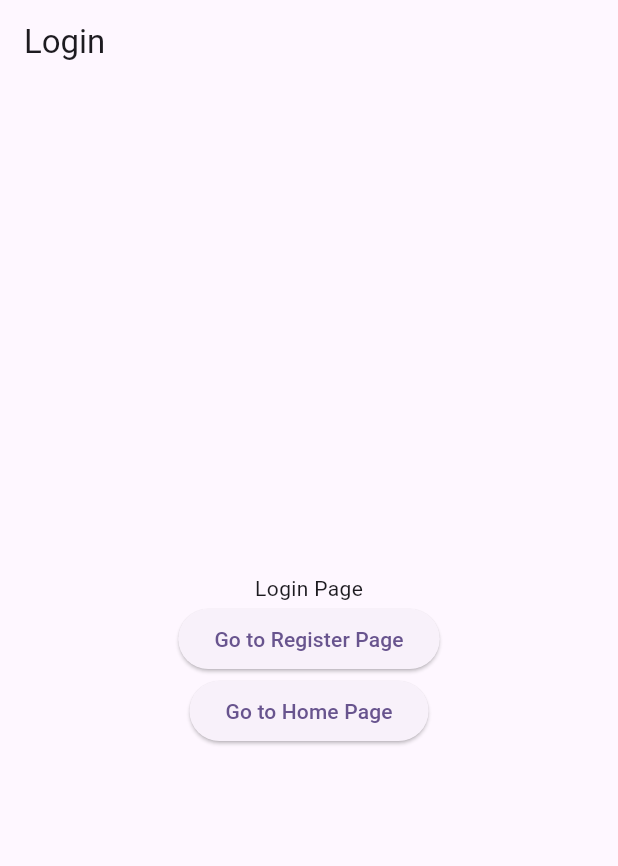
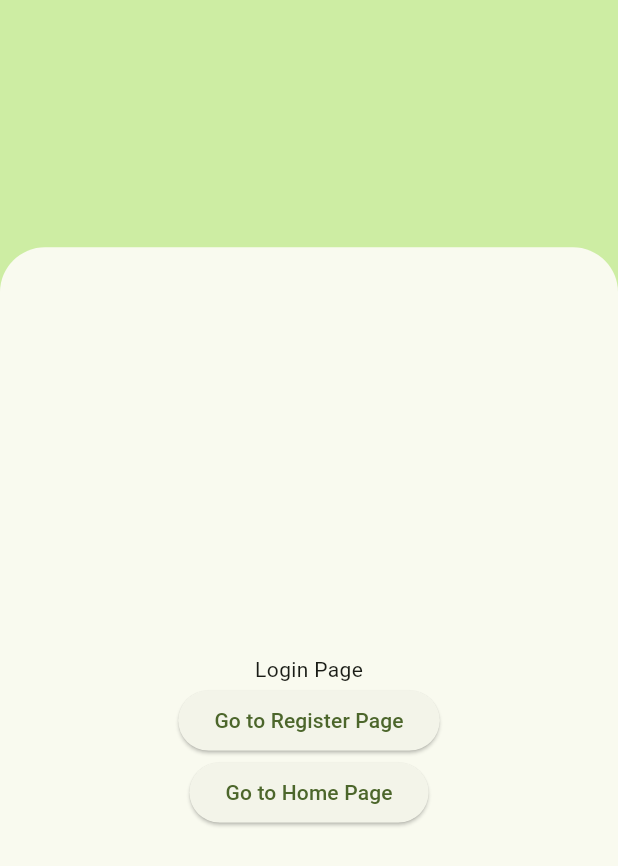
Before and after one commit to roswer13/verbsnap, a Flutter app: the screen it shows after launch, on a phone screen of 412 x 824 dp. Shown: the top 866 px of the screen. Run offline on Flutter 3.47's test engine with Material 3 defaults, Android fonts, the phone set to English and light mode, and no system bars.

Commit message:
feat: theme 🎨 (#3)
* Add theming and home page layout 📱

- Implement light and dark themes using MaterialColor.
- Update HomePage to display a welcome message and main content.
- Organize design files by adding spacing and theme definitions.
- Create palette color.
- Update theme.
- Test theme in login page.

```diff
--- a/lib/main.dart
+++ b/lib/main.dart
@@ -1,4 +1,5 @@
 import 'package:flutter/material.dart';
+import 'package:verbsnap/src/design/design.dart';
 import 'package:verbsnap/src/presentation/auth/login/login_page.dart';
 import 'package:verbsnap/src/presentation/auth/register/register_page.dart';
 import 'package:verbsnap/src/presentation/home/home_page.dart';
@@ -15,9 +16,9 @@ class MyApp extends StatelessWidget {
   Widget build(BuildContext context) {
     return MaterialApp(
       title: 'Flutter Demo',
-      theme: ThemeData(
-        colorScheme: ColorScheme.fromSeed(seedColor: Colors.deepPurple),
-      ),
+      theme: MaterialTheme(TextTheme()).light(),
+      darkTheme: MaterialTheme(TextTheme()).dark(),
+      themeMode: ThemeMode.system,
       initialRoute: LoginPage.routeName,
       routes: {
         LoginPage.routeName: (_) => const LoginPage(),
--- /dev/null
+++ b/lib/src/design/colors.design.dart
@@ -0,0 +1,103 @@
+import 'package:flutter/material.dart';
+
+ColorScheme lightScheme() {
+  return const ColorScheme(
+    brightness: Brightness.light,
+    primary: Color(0xff4c662b),
+    surfaceTint: Color(0xff4c662b),
+    onPrimary: Color(0xffffffff),
+    primaryContainer: Color(0xffcdeda3),
+    onPrimaryContainer: Color(0xff354e16),
+    secondary: Color(0xff586249),
+    onSecondary: Color(0xffffffff),
+    secondaryContainer: Color(0xffdce7c8),
+    onSecondaryContainer: Color(0xff404a33),
+    tertiary: Color(0xff386663),
+    onTertiary: Color(0xffffffff),
+    tertiaryContainer: Color(0xffbcece7),
+    onTertiaryContainer: Color(0xff1f4e4b),
+    error: Color(0xffba1a1a),
+    onError: Color(0xffffffff),
+    errorContainer: Color(0xffffdad6),
+    onErrorContainer: Color(0xff93000a),
+    surface: Color(0xfff9faef),
+    onSurface: Color(0xff1a1c16),
+    onSurfaceVariant: Color(0xff44483d),
+    outline: Color(0xff75796c),
+    outlineVariant: Color(0xffc5c8ba),
+    shadow: Color(0xff000000),
+    scrim: Color(0xff000000),
+    inverseSurface: Color(0xff2f312a),
+    inversePrimary: Color(0xffb1d18a),
+    primaryFixed: Color(0xffcdeda3),
+    onPrimaryFixed: Color(0xff102000),
+    primaryFixedDim: Color(0xffb1d18a),
+    onPrimaryFixedVariant: Color(0xff354e16),
+    secondaryFixed: Color(0xffdce7c8),
+    onSecondaryFixed: Color(0xff151e0b),
+    secondaryFixedDim: Color(0xffbfcbad),
+    onSecondaryFixedVariant: Color(0xff404a33),
+    tertiaryFixed: Color(0xffbcece7),
+    onTertiaryFixed: Color(0xff00201e),
+    tertiaryFixedDim: Color(0xffa0d0cb),
+    onTertiaryFixedVariant: Color(0xff1f4e4b),
+    surfaceDim: Color(0xffdadbd0),
+    surfaceBright: Color(0xfff9faef),
+    surfaceContainerLowest: Color(0xffffffff),
+    surfaceContainerLow: Color(0xfff3f4e9),
+    surfaceContainer: Color(0xffeeefe3),
+    surfaceContainerHigh: Color(0xffe8e9de),
+    surfaceContainerHighest: Color(0xffe2e3d8),
+  );
+}
+
+ColorScheme darkScheme() {
+  return const ColorScheme(
+    brightness: Brightness.dark,
+    primary: Color(0xffb1d18a),
+    surfaceTint: Color(0xffb1d18a),
+    onPrimary: Color(0xff1f3701),
+    primaryContainer: Color(0xff354e16),
+    onPrimaryContainer: Color(0xffcdeda3),
+    secondary: Color(0xffbfcbad),
+    onSecondary: Color(0xff2a331e),
+    secondaryContainer: Color(0xff404a33),
+    onSecondaryContainer: Color(0xffdce7c8),
+    tertiary: Color(0xffa0d0cb),
+    onTertiary: Color(0xff003735),
+    tertiaryContainer: Color(0xff1f4e4b),
+    onTertiaryContainer: Color(0xffbcece7),
+    error: Color(0xffffb4ab),
+    onError: Color(0xff690005),
+    errorContainer: Color(0xff93000a),
+    onErrorContainer: Color(0xffffdad6),
+    surface: Color(0xff12140e),
+    onSurface: Color(0xffe2e3d8),
+    onSurfaceVariant: Color(0xffc5c8ba),
+    outline: Color(0xff8f9285),
+    outlineVariant: Color(0xff44483d),
+    shadow: Color(0xff000000),
+    scrim: Color(0xff000000),
+    inverseSurface: Color(0xffe2e3d8),
+    inversePrimary: Color(0xff4c662b),
+    primaryFixed: Color(0xffcdeda3),
+    onPrimaryFixed: Color(0xff102000),
+    primaryFixedDim: Color(0xffb1d18a),
+    onPrimaryFixedVariant: Color(0xff354e16),
+    secondaryFixed: Color(0xffdce7c8),
+    onSecondaryFixed: Color(0xff151e0b),
+    secondaryFixedDim: Color(0xffbfcbad),
+    onSecondaryFixedVariant: Color(0xff404a33),
+    tertiaryFixed: Color(0xffbcece7),
+    onTertiaryFixed: Color(0xff00201e),
+    tertiaryFixedDim: Color(0xffa0d0cb),
+    onTertiaryFixedVariant: Color(0xff1f4e4b),
+    surfaceDim: Color(0xff12140e),
+    surfaceBright: Color(0xff383a32),
+    surfaceContainerLowest: Color(0xff0c0f09),
+    surfaceContainerLow: Color(0xff1a1c16),
+    surfaceContainer: Color(0xff1e201a),
+    surfaceContainerHigh: Color(0xff282b24),
+    surfaceContainerHighest: Color(0xff33362e),
+  );
+}
--- /dev/null
+++ b/lib/src/design/design.dart
@@ -0,0 +1,3 @@
+export 'colors.design.dart';
+export 'spacing.design.dart';
+export 'theme.dart';
--- /dev/null
+++ b/lib/src/design/theme.dart
@@ -0,0 +1,65 @@
+import "package:flutter/material.dart";
+import "package:verbsnap/src/design/design.dart";
+
+class MaterialTheme {
+  final TextTheme textTheme;
+
+  const MaterialTheme(this.textTheme);
+
+  ThemeData light() {
+    return theme(lightScheme());
+  }
+
+  ThemeData dark() {
+    return theme(darkScheme());
+  }
+
+  ThemeData theme(ColorScheme colorScheme) => ThemeData(
+    useMaterial3: true,
+    brightness: colorScheme.brightness,
+    colorScheme: colorScheme,
+    textTheme: textTheme.apply(
+      bodyColor: colorScheme.onSurface,
+      displayColor: colorScheme.onSurface,
+    ),
+    scaffoldBackgroundColor: colorScheme.surface,
+    canvasColor: colorScheme.surface,
+  );
+
+  List<ExtendedColor> get extendedColors => [];
+}
+
+class ExtendedColor {
+  final Color seed, value;
+  final ColorFamily light;
+  final ColorFamily lightHighContrast;
+  final ColorFamily lightMediumContrast;
+  final ColorFamily dark;
+  final ColorFamily darkHighContrast;
+  final ColorFamily darkMediumContrast;
+
+  const ExtendedColor({
+    required this.seed,
+    required this.value,
+    required this.light,
+    required this.lightHighContrast,
+    required this.lightMediumContrast,
+    required this.dark,
+    required this.darkHighContrast,
+    required this.darkMediumContrast,
+  });
+}
+
+class ColorFamily {
+  const ColorFamily({
+    required this.color,
+    required this.onColor,
+    required this.colorContainer,
+    required this.onColorContainer,
+  });
+
+  final Color color;
+  final Color onColor;
+  final Color colorContainer;
+  final Color onColorContainer;
+}
--- a/lib/src/presentation/auth/login/login_page.dart
+++ b/lib/src/presentation/auth/login/login_page.dart
@@ -1,4 +1,5 @@
 import 'package:flutter/material.dart';
+import 'package:verbsnap/src/presentation/components/components.dart';
 
 class LoginPage extends StatelessWidget {
   static const String routeName = 'LoginPage';
@@ -7,9 +8,29 @@ class LoginPage extends StatelessWidget {
 
   @override
   Widget build(BuildContext context) {
+    final size = MediaQuery.of(context).size;
+
     return Scaffold(
-      appBar: AppBar(title: const Text('Login')),
-      body: Center(
+      body: Stack(
+        children: <Widget>[
+          const BackgroundColors(),
+          Positioned(
+            top: size.height * 0.2,
+            left: 0,
+            right: 0,
+            bottom: 0,
+            child: Stack(
+              children: [
+                Container(
+                  decoration: BoxDecoration(
+                    color: Theme.of(context).colorScheme.surface,
+                    borderRadius: BorderRadius.only(
+                      topLeft: Radius.circular(30),
+                      topRight: Radius.circular(30),
+                    ),
+                  ),
+                ),
+                Center(
                   child: Column(
                     mainAxisAlignment: MainAxisAlignment.center,
                     children: <Widget>[
@@ -29,6 +50,11 @@ class LoginPage extends StatelessWidget {
                     ],
                   ),
                 ),
+              ],
+            ),
+          ),
+        ],
+      ),
     );
   }
 }
--- /dev/null
+++ b/lib/src/presentation/components/background_colors.dart
@@ -0,0 +1,10 @@
+import 'package:flutter/material.dart';
+
+class BackgroundColors extends StatelessWidget {
+  const BackgroundColors({super.key});
+
+  @override
+  Widget build(BuildContext context) {
+    return Container(color: Theme.of(context).colorScheme.primaryContainer);
+  }
+}
--- /dev/null
+++ b/lib/src/presentation/components/components.dart
@@ -0,0 +1 @@
+export 'background_colors.dart';
```
Also changed, not shown: lib/src/design/spacing.design.dart (added, +16 -0 lines), lib/src/presentation/home/home_page.dart (+13 -1 lines). Lines whose indentation alone changed are shown as unchanged.
